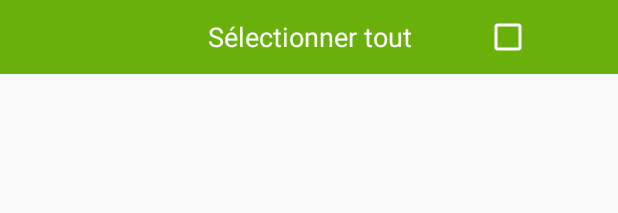
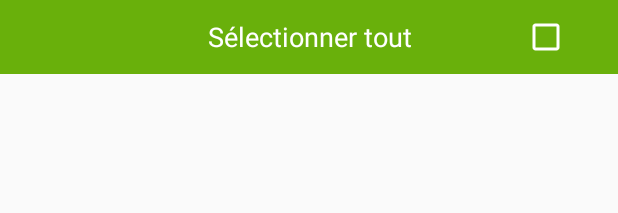
Before and after one commit to Jean-Baradat/miniProjetUE236, an Android app: the layout activity_main.xml on its own in the app's theme, with its tools: preview values and no code run, on a phone screen of 412 x 824 dp. Shown: the top 213 px of the screen. Run offline under Robolectric (Android 15) with nearby library versions, the phone set to English and light mode, and no system bars; Roboto replaces fonts that are not available here.

Commit message:
--> correction de l'alignement de checkBoxCheckAll de la mainactivity

```diff
--- a/app/src/main/res/layout/activity_main.xml
+++ b/app/src/main/res/layout/activity_main.xml
@@ -63,8 +63,8 @@
         android:layout_height="48dp"
         android:buttonTint="#fff"
         app:layout_constraintBottom_toTopOf="@+id/listView"
-        app:layout_constraintEnd_toEndOf="@+id/textView"
-        app:layout_constraintHorizontal_bias="0.886"
+        app:layout_constraintEnd_toEndOf="@+id/listView"
+        app:layout_constraintHorizontal_bias="1"
         app:layout_constraintStart_toStartOf="@+id/textView"
         app:layout_constraintTop_toTopOf="@+id/textView"
         app:layout_constraintVertical_bias="0.062" />
```
